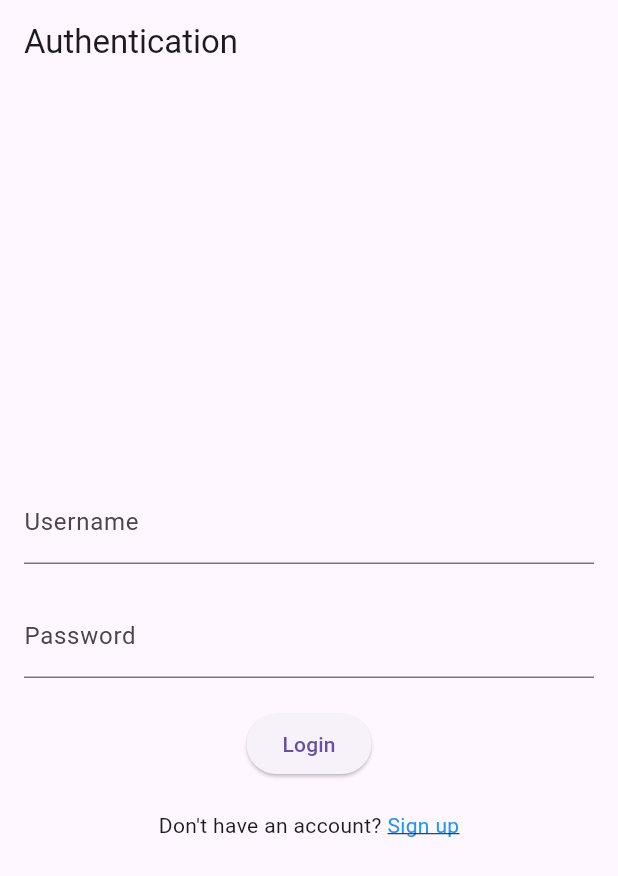
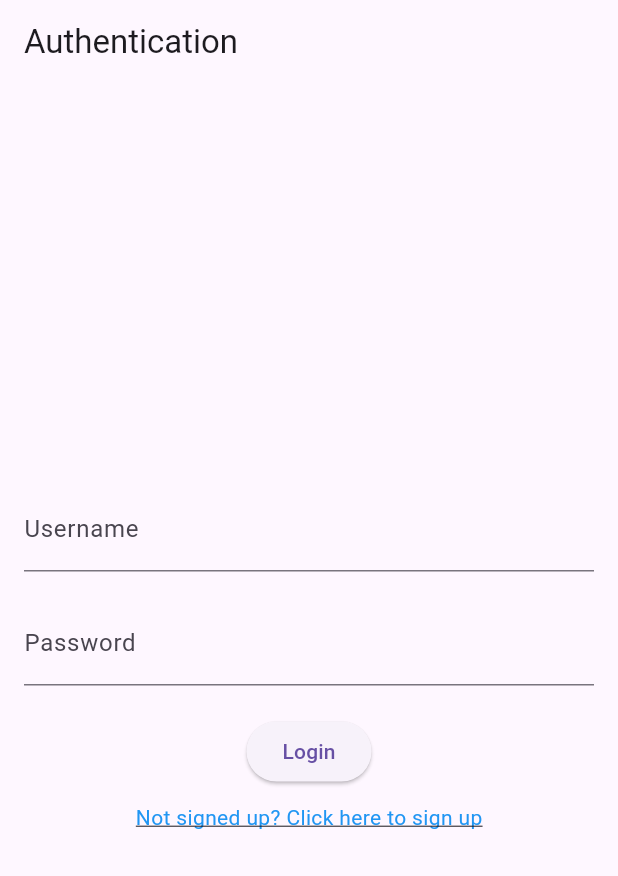
Before and after one commit to Mauryn24/flutter_game, a Flutter app: the screen it shows after launch, on a phone screen of 412 x 824 dp. Shown: the top 876 px of the screen. Run offline on Flutter 3.47's test engine with Material 3 defaults, Android fonts, the phone set to English and light mode, and no system bars; our stand-ins replace fluro.

Commit message:
flutter funland

```diff
--- a/flutter_funland/lib/routes.dart
+++ b/flutter_funland/lib/routes.dart
@@ -36,7 +36,7 @@ class Routes {
     // Define the route for the sign-up screen
     router.define('/signup', handler: Handler(
       handlerFunc: (BuildContext? context, Map<String, List<String>> params) {
-        return const SignupScreen();
+        return const SignUpScreen();
       },
     ));
 
--- a/flutter_funland/lib/screens/auth_screen.dart
+++ b/flutter_funland/lib/screens/auth_screen.dart
@@ -1,7 +1,9 @@
 import 'package:flutter/material.dart';
+import 'package:flutter_funland/screens/home_screen.dart'; // Update with your actual file path
+import 'package:flutter_funland/screens/signup_screen.dart'; // Update with your actual file path
 
 class AuthScreen extends StatelessWidget {
-  const AuthScreen({super.key}); // Use super parameter for key
+  const AuthScreen({Key? key}) : super(key: key);
 
   @override
   Widget build(BuildContext context) {
@@ -24,27 +26,30 @@ class AuthScreen extends StatelessWidget {
               decoration: const InputDecoration(
                 labelText: 'Password',
               ),
-              obscureText: true, // Correct parameter for obscuring text
+              obscureText: true,
             ),
             const SizedBox(height: 20.0),
             ElevatedButton(
               onPressed: () {
-                // Handle login action
+                // Placeholder logic for login
+                Navigator.pushReplacement(
+                  context,
+                  MaterialPageRoute(builder: (context) => const HomeScreen()),
+                );
               },
               child: const Text('Login'),
             ),
-            const SizedBox(height: 20.0),
-            Row(
-              mainAxisAlignment: MainAxisAlignment.center,
-              children: [
-                const Text("Don't have an account? "),
+            const SizedBox(height: 10.0),
             GestureDetector(
               onTap: () {
-                    // Navigate to the sign-up screen
-                    Navigator.pushNamed(context, '/signup');
+                // Navigate to SignUpScreen when sign up link is tapped
+                Navigator.push(
+                  context,
+                  MaterialPageRoute(builder: (context) => const SignUpScreen()),
+                );
               },
               child: const Text(
-                    'Sign up',
+                'Not signed up? Click here to sign up',
                 style: TextStyle(
                   color: Colors.blue,
                   decoration: TextDecoration.underline,
@@ -53,8 +58,6 @@ class AuthScreen extends StatelessWidget {
             ),
           ],
         ),
-          ],
-        ),
       ),
     );
   }
```
Also changed, not shown: flutter_funland/lib/screens/signup_screen.dart (+8 -4 lines). Lines whose indentation alone changed are shown as unchanged.
